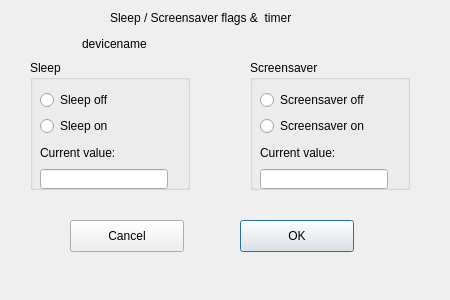
First picture: the form in sleepdialog.ui, repository Eliminater74/adblink, before the edit.
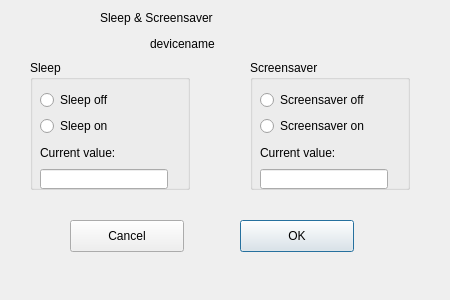
Second picture: the form after the edit.

Commit message: timer dialog added to all builds

Diff of the .ui file:
```diff
--- a/sleepdialog.ui
+++ b/sleepdialog.ui
@@ -200,22 +200,22 @@
   <widget class="QLabel" name="label">
    <property name="geometry">
     <rect>
-     <x>110</x>
+     <x>100</x>
      <y>10</y>
-     <width>224</width>
+     <width>211</width>
      <height>16</height>
     </rect>
    </property>
    <property name="text">
-    <string>Sleep / Screensaver flags &amp;  timer</string>
+    <string>Sleep &amp; Screensaver</string>
    </property>
   </widget>
   <widget class="QLabel" name="deviceLabel">
    <property name="geometry">
     <rect>
-     <x>82</x>
+     <x>150</x>
      <y>36</y>
-     <width>103</width>
+     <width>81</width>
      <height>16</height>
     </rect>
    </property>
```
Left out of the diff: 2 changed lines with no effect on the pictures. The commit also changes 5 other files.
